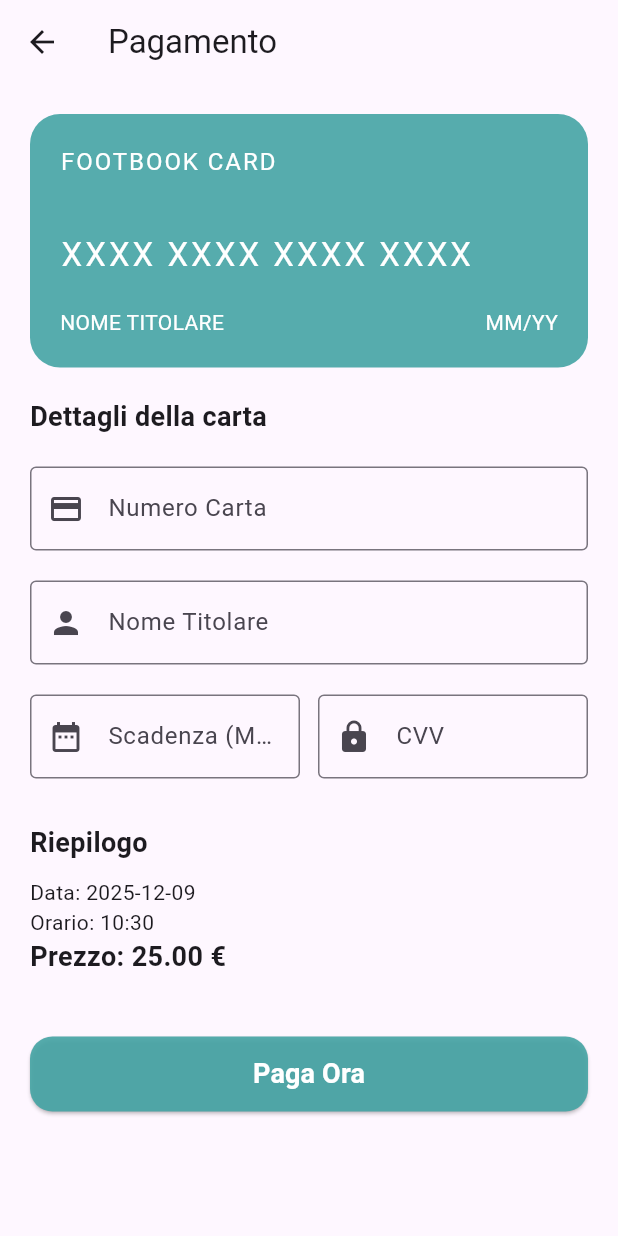
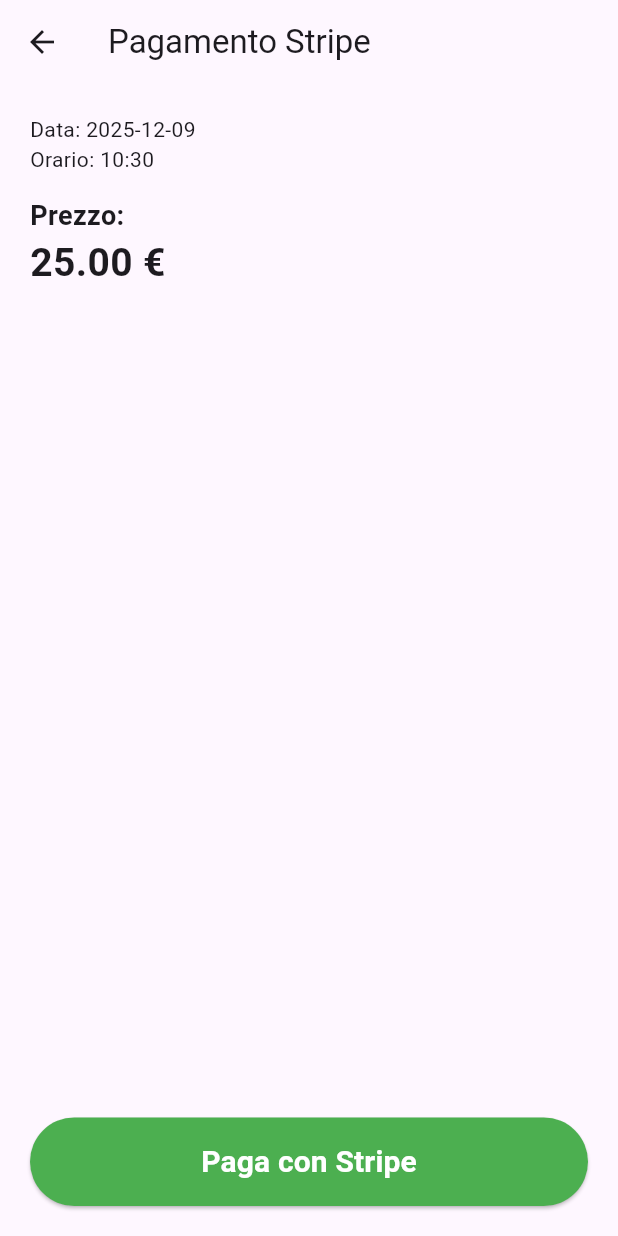
Before and after one commit to MohammedAllii/FootBook-App, a Flutter app: the BookingPage screen opened directly, after a tap on "10:30", after a tap on "Continua al pagamento", on a phone screen of 412 x 824 dp. Run offline on Flutter 3.47's test engine with Material 3 defaults, Android fonts, the phone set to English and light mode, and no system bars; our stand-ins replace animate_do, animated_text_kit, calendar_timeline, cherry_toast, flutter_map, flutter_onboarding_slider and 10 more; missing offline and left inert: flutter_stripe; accounts and stored records are empty.

Commit message:
stripe commit

```diff
--- a/lib/campo/booking_page.dart
+++ b/lib/campo/booking_page.dart
@@ -167,7 +167,7 @@
                             builder: (_) => PaymentPage(
                               date: selectedDate,
                               hour: selectedHour!,
-                              price: 25,
+                              price: 25, campiId: 1, userId: 1,
                             ),
                           ),
                         );
--- a/lib/campo/payment_page.dart
+++ b/lib/campo/payment_page.dart
@@ -1,13 +1,18 @@
 import 'package:flutter/material.dart';
+import 'package:flutter_stripe/flutter_stripe.dart';
 import 'package:http/http.dart' as http;
 import 'dart:convert';
 
 class PaymentPage extends StatefulWidget {
+  final int campiId;
+  final int userId;
   final DateTime date;
   final String hour;
   final double price;
 
   PaymentPage({
+    required this.campiId,
+    required this.userId,
     required this.date,
     required this.hour,
     required this.price,
@@ -18,159 +23,104 @@
 }
 
 class _PaymentPageState extends State<PaymentPage> {
-  final TextEditingController cardNumberCtrl = TextEditingController();
-  final TextEditingController cardHolderCtrl = TextEditingController();
-  final TextEditingController expiryCtrl = TextEditingController();
-  final TextEditingController cvvCtrl = TextEditingController();
-
   bool isLoading = false;
 
+  /// 🔵 Fonction principale : créer PaymentIntent → saisir la carte → confirmer paiement
+  Future<void> _startPayment() async {
+    try {
+      setState(() => isLoading = true);
+
+      // 1️⃣ APPEL API Laravel → création PaymentIntent
+      final response = await http.post(
+        Uri.parse("http://10.109.162.110:8000/api/create-payment-intent"),
+        headers: {"Content-Type": "application/json"},
+        body: jsonEncode({
+          "campi_id": widget.campiId,
+          "user_id": widget.userId,
+          "data": widget.date.toString().substring(0, 10),
+          "ora": widget.hour,
+          "prezzo": widget.price,
+        }),
+      );
+
+      final data = jsonDecode(response.body);
+
+      if (response.statusCode != 200) {
+        throw data["message"] ?? "Erreur backend Laravel";
+      }
+
+      final clientSecret = data["client_secret"];
+
+      // 2️⃣ SAISIE DE CARTE → Stripe PaymentSheet (méthode recommandée 2025)
+      await Stripe.instance.initPaymentSheet(
+        paymentSheetParameters: SetupPaymentSheetParameters(
+          paymentIntentClientSecret: clientSecret,
+          merchantDisplayName: "Football Booking",
+          style: ThemeMode.light,
+        ),
+      );
+
+      // 3️⃣ Ouvrir PaymentSheet Stripe
+      await Stripe.instance.presentPaymentSheet();
+
+      // 4️⃣ SUCCESS
+      ScaffoldMessenger.of(context).showSnackBar(
+        SnackBar(
+          content: Text("Paiement réussi ✓"),
+          backgroundColor: Colors.green,
+        ),
+      );
+
+    } catch (e) {
+      ScaffoldMessenger.of(context).showSnackBar(
+        SnackBar(
+          content: Text("Erreur : $e"),
+          backgroundColor: Colors.red,
+        ),
+      );
+    } finally {
+      setState(() => isLoading = false);
+    }
+  }
+
+  // UI
   @override
   Widget build(BuildContext context) {
     return Scaffold(
-      appBar: AppBar(
-        title: Text("Pagamento"),
-      ),
-      body: SingleChildScrollView(
+      appBar: AppBar(title: Text("Pagamento Stripe")),
+      body: Padding(
         padding: const EdgeInsets.all(20),
         child: Column(
           crossAxisAlignment: CrossAxisAlignment.start,
           children: [
-            // CARD DESIGN
-            Container(
-              width: double.infinity,
-              padding: EdgeInsets.all(20),
-              decoration: BoxDecoration(
-                color: Color(0xFF44a4a4).withOpacity(0.9),
-                borderRadius: BorderRadius.circular(20),
-              ),
-              child: Column(
-                crossAxisAlignment: CrossAxisAlignment.start,
-                children: [
-                  Text("FOOTBOOK CARD",
-                      style: TextStyle(
-                        color: Colors.white,
-                        fontSize: 16,
-                        letterSpacing: 1.3,
-                      )),
-                  SizedBox(height: 35),
-                  Text(
-                    cardNumberCtrl.text.isEmpty
-                        ? "XXXX XXXX XXXX XXXX"
-                        : cardNumberCtrl.text,
-                    style: TextStyle(
-                        color: Colors.white, fontSize: 22, letterSpacing: 2),
-                  ),
-                  SizedBox(height: 20),
-                  Row(
-                    mainAxisAlignment: MainAxisAlignment.spaceBetween,
-                    children: [
-                      Text(
-                        cardHolderCtrl.text.isEmpty
-                            ? "NOME TITOLARE"
-                            : cardHolderCtrl.text.toUpperCase(),
-                        style: TextStyle(color: Colors.white),
-                      ),
-                      Text(
-                        expiryCtrl.text.isEmpty ? "MM/YY" : expiryCtrl.text,
-                        style: TextStyle(color: Colors.white),
-                      ),
-                    ],
-                  ),
-                ],
-              ),
-            ),
-
-            SizedBox(height: 20),
-
-            // FORM FIELDS
-            Text("Dettagli della carta",
-                style: TextStyle(fontWeight: FontWeight.bold, fontSize: 18)),
-            SizedBox(height: 20),
-
-            TextField(
-              controller: cardNumberCtrl,
-              keyboardType: TextInputType.number,
-              decoration: InputDecoration(
-                labelText: "Numero Carta",
-                prefixIcon: Icon(Icons.credit_card),
-                border: OutlineInputBorder(),
-              ),
-              onChanged: (_) => setState(() {}),
-            ),
-            SizedBox(height: 20),
-
-            TextField(
-              controller: cardHolderCtrl,
-              decoration: InputDecoration(
-                labelText: "Nome Titolare",
-                prefixIcon: Icon(Icons.person),
-                border: OutlineInputBorder(),
-              ),
-              onChanged: (_) => setState(() {}),
-            ),
-            SizedBox(height: 20),
-
-            Row(
-              children: [
-                Expanded(
-                  child: TextField(
-                    controller: expiryCtrl,
-                    decoration: InputDecoration(
-                      labelText: "Scadenza (MM/YY)",
-                      prefixIcon: Icon(Icons.date_range),
-                      border: OutlineInputBorder(),
-                    ),
-                    onChanged: (_) => setState(() {}),
-                  ),
-                ),
-                SizedBox(width: 12),
-                Expanded(
-                  child: TextField(
-                    controller: cvvCtrl,
-                    obscureText: true,
-                    keyboardType: TextInputType.number,
-                    decoration: InputDecoration(
-                      labelText: "CVV",
-                      prefixIcon: Icon(Icons.lock),
-                      border: OutlineInputBorder(),
-                    ),
-                  ),
-                ),
-              ],
-            ),
-
-            SizedBox(height: 30),
-
-            // SUMMARY
-            Text("Riepilogo",
-                style: TextStyle(fontSize: 18, fontWeight: FontWeight.bold)),
-            SizedBox(height: 10),
             Text("Data: ${widget.date.toString().substring(0, 10)}"),
             Text("Orario: ${widget.hour}"),
-            Text("Prezzo: ${widget.price.toStringAsFixed(2)} €",
-                style: TextStyle(fontWeight: FontWeight.bold, fontSize: 18)),
-            SizedBox(height: 40),
+            SizedBox(height: 15),
 
-            // PAY BUTTON
+            Text("Prezzo:",
+                style: TextStyle(fontSize: 18, fontWeight: FontWeight.bold)),
+            Text("${widget.price.toStringAsFixed(2)} €",
+                style: TextStyle(fontSize: 26, fontWeight: FontWeight.bold)),
+
+            Spacer(),
+
             SizedBox(
               width: double.infinity,
               child: ElevatedButton(
-                onPressed: isLoading ? null : _payWithStripe,
+                onPressed: isLoading ? null : _startPayment,
                 style: ElevatedButton.styleFrom(
-                  backgroundColor: Color(0xFF44a4a4).withOpacity(0.9),
-                  padding: EdgeInsets.symmetric(vertical: 12),
-                  shape: RoundedRectangleBorder(
-                      borderRadius: BorderRadius.circular(15)),
+                  backgroundColor: Colors.green,
+                  padding: EdgeInsets.symmetric(vertical: 15),
                 ),
                 child: isLoading
                     ? CircularProgressIndicator(color: Colors.white)
                     : Text(
-                        "Paga Ora",
+                        "Paga con Stripe",
                         style: TextStyle(
-                            fontSize: 18,
-                            fontWeight: FontWeight.bold,
-                            color: Colors.white),
+                          color: Colors.white,
+                          fontSize: 20,
+                          fontWeight: FontWeight.bold,
+                        ),
                       ),
               ),
             ),
@@ -179,54 +129,4 @@
       ),
     );
   }
-
-  Future<void> _payWithStripe() async {
-    if (cardNumberCtrl.text.isEmpty ||
-        cardHolderCtrl.text.isEmpty ||
-        expiryCtrl.text.isEmpty ||
-        cvvCtrl.text.isEmpty) {
-      ScaffoldMessenger.of(context).showSnackBar(
-        SnackBar(content: Text("Compila tutti i campi")),
-      );
-      return;
-    }
-
-    setState(() => isLoading = true);
-
-    try {
-      // Exemple : Appel Laravel backend pour créer un paiement Stripe
-      final response = await http.post(
-        Uri.parse("https://your-laravel-backend.com/api/payment"),
-        headers: {"Content-Type": "application/json"},
-        body: jsonEncode({
-          "card_number": cardNumberCtrl.text,
-          "card_holder": cardHolderCtrl.text,
-          "expiry": expiryCtrl.text,
-          "cvv": cvvCtrl.text,
-          "amount": widget.price,
-          "date": widget.date.toString(),
-          "hour": widget.hour,
-        }),
-      );
-
-      final result = jsonDecode(response.body);
-
-      if (response.statusCode == 200 && result['success'] == true) {
-        ScaffoldMessenger.of(context).showSnackBar(
-          SnackBar(content: Text("Pagamento completato!")),
-        );
-        Navigator.pop(context);
-      } else {
-        ScaffoldMessenger.of(context).showSnackBar(
-          SnackBar(content: Text("Errore pagamento: ${result['message']}")),
-        );
-      }
-    } catch (e) {
-      ScaffoldMessenger.of(context).showSnackBar(
-        SnackBar(content: Text("Errore: $e")),
-      );
-    } finally {
-      setState(() => isLoading = false);
-    }
-  }
 }
--- a/lib/main.dart
+++ b/lib/main.dart
@@ -2,9 +2,18 @@
 import 'package:flutter_screenutil/flutter_screenutil.dart';
 import 'package:footbookcamp/splash&onboarding/splash_screen.dart';
 import 'package:get/get.dart';
+import 'package:flutter_stripe/flutter_stripe.dart';
 
+void main() async {
+  WidgetsFlutterBinding.ensureInitialized();
 
-void main() {
+  //1) Mettre ici votre clé STRIPE PUBLISHABLE KEY
+  Stripe.publishableKey =
+      "pk_test_51Sc4LRHLl5lQQENmHkUyRzCGQK6o3OKM7oGYKP6ugXkBGNEdTNPPygGgXuRcwxnrFEWOK0R9BetlZfn9xMB50uIC00Xcw2dhue";
+
+  //2) Initialiser Stripe
+  await Stripe.instance.applySettings();
+
   runApp(const MyApp());
 }
 
--- a/pubspec.yaml
+++ b/pubspec.yaml
@@ -54,6 +54,7 @@
   flutter_svg: ^2.2.3
   smooth_page_indicator: ^1.2.1
   animate_do: ^4.2.0
+  flutter_stripe: ^12.1.1
 
 dev_dependencies:
   flutter_test:
```
Also changed, not shown: pubspec.lock, 3 other files.
